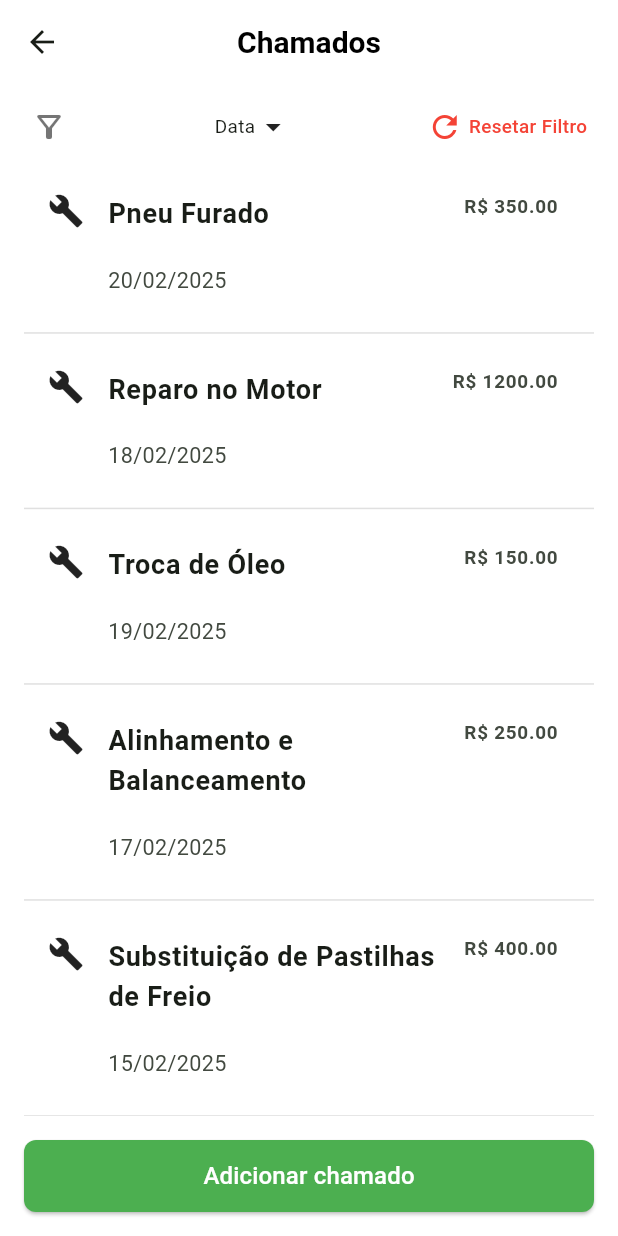
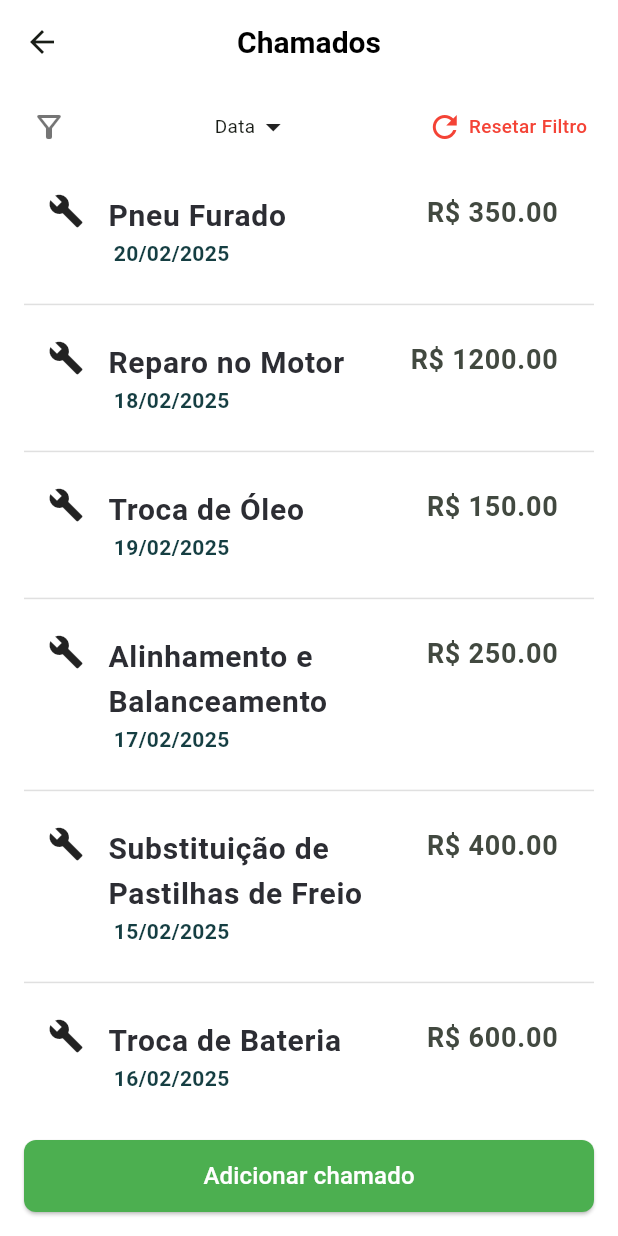
Before and after one commit to Filipe794/app_motorista, a Flutter app: the screen it shows after launch, on a phone screen of 412 x 824 dp. Run offline on Flutter 3.47's test engine with Material 3 defaults, Android fonts, the light colour scheme and no system bars; Roboto replaces fonts that are missing (Nunito Sans, Plus Jakarta Sans).

Commit message:
Alteracoes tela de chamados, fontes e sizes

```diff
--- a/lib/screens/chamados/chamados_list_screen.dart
+++ b/lib/screens/chamados/chamados_list_screen.dart
@@ -11,18 +11,67 @@ class ChamadosListScreen extends StatefulWidget {
 
 class _ChamadosListScreenState extends State<ChamadosListScreen> {
   final List<Map<String, dynamic>> chamados = [
-    {"id": "0001", "titulo": "Pneu Furado", "data": "20/02/2025", "valor": 350.0},
-    {"id": "0002", "titulo": "Reparo no Motor", "data": "18/02/2025", "valor": 1200.0},
-    {"id": "0003", "titulo": "Troca de Óleo", "data": "19/02/2025", "valor": 150.0},
-    {"id": "0004", "titulo": "Alinhamento e Balanceamento", "data": "17/02/2025", "valor": 250.0},
-    {"id": "0005", "titulo": "Substituição de Pastilhas de Freio", "data": "15/02/2025", "valor": 400.0},
-    {"id": "0006", "titulo": "Troca de Bateria", "data": "16/02/2025", "valor": 600.0},
-    {"id": "0007", "titulo": "Reparo na Suspensão", "data": "14/02/2025", "valor": 900.0},
-    {"id": "0008", "titulo": "Lavagem Completa", "data": "13/02/2025", "valor": 80.0},
-    {"id": "0009", "titulo": "Troca de Farol", "data": "12/02/2025", "valor": 180.0},
-    {"id": "0010", "titulo": "Reparo no Ar Condicionado", "data": "11/02/2025", "valor": 550.0},
+    {
+      "id": "0001",
+      "titulo": "Pneu Furado",
+      "data": "20/02/2025",
+      "valor": 350.0,
+    },
+    {
+      "id": "0002",
+      "titulo": "Reparo no Motor",
+      "data": "18/02/2025",
+      "valor": 1200.0,
+    },
+    {
+      "id": "0003",
+      "titulo": "Troca de Óleo",
+      "data": "19/02/2025",
+      "valor": 150.0,
+    },
+    {
+      "id": "0004",
+      "titulo": "Alinhamento e Balanceamento",
+      "data": "17/02/2025",
+      "valor": 250.0,
+    },
+    {
+      "id": "0005",
+      "titulo": "Substituição de Pastilhas de Freio",
+      "data": "15/02/2025",
+      "valor": 400.0,
+    },
+    {
+      "id": "0006",
+      "titulo": "Troca de Bateria",
+      "data": "16/02/2025",
+      "valor": 600.0,
+    },
+    {
+      "id": "0007",
+      "titulo": "Reparo na Suspensão",
+      "data": "14/02/2025",
+      "valor": 900.0,
+    },
+    {
+      "id": "0008",
+      "titulo": "Lavagem Completa",
+      "data": "13/02/2025",
+      "valor": 80.0,
+    },
+    {
+      "id": "0009",
+      "titulo": "Troca de Farol",
+      "data": "12/02/2025",
+      "valor": 180.0,
+    },
+    {
+      "id": "0010",
+      "titulo": "Reparo no Ar Condicionado",
+      "data": "11/02/2025",
+      "valor": 550.0,
+    },
   ];
-
 
   @override
   Widget build(BuildContext context) {
@@ -42,18 +91,17 @@ fontWeight: FontWeight.w700,
         centerTitle: true,
         elevation: 0,
       ),
-      body:
-      Container(
+      body: Container(
         color: Colors.white,
         child: Column(
-
-
           children: [
             SizedBox(height: context.verticalSpacing),
 
             // 🔎 Linha de filtros (ícone, data, resetar filtro)
             Padding(
-              padding: EdgeInsets.symmetric(horizontal: context.horizontalPadding),
+              padding: EdgeInsets.symmetric(
+                horizontal: context.horizontalPadding,
+              ),
               child: Row(
                 children: [
                   const Icon(Icons.filter_alt_outlined, color: Colors.black54),
@@ -89,7 +137,7 @@ fontWeight: FontWeight.w700,
                         ),
                       ],
                     ),
-                  )
+                  ),
                 ],
               ),
             ),
@@ -98,10 +146,7 @@ fontWeight: FontWeight.w700,
 
             // Lista de chamados
             Expanded(
-
-              child:
-              ListView.separated(
-
+              child: ListView.separated(
                 itemCount: chamados.length,
                 separatorBuilder: (_, __) => Divider(
                   color: Colors.grey.shade300,
@@ -119,13 +164,9 @@ fontWeight: FontWeight.w700,
                       // TODO: Navegar para detalhes do chamado
                     },
                   );
-                  }
-
+                },
               ),
             ),
-
-
-
 
             SafeArea(
               child: Padding(
--- a/lib/widgets/card_details.dart
+++ b/lib/widgets/card_details.dart
@@ -28,21 +28,28 @@
         onTap: onTap,
         leading: const Icon(Icons.build, color: Colors.black87),
         title: Text(
-          titulo,
-          style: TextStyle(
-            fontWeight: FontWeight.w600,
-            fontSize: context.fontSize(20),
-          ),
-        ),
+    titulo,
+    style: TextStyle(
+        color: const Color(0xFF2C2D33),
+        fontSize: 20,
+        fontFamily: 'Plus Jakarta Sans',
+        fontWeight: FontWeight.w700,
+    ),
+),
         subtitle: Text(
-          "\n$data",
-          style: TextStyle(fontSize: context.fontSize(16)),
-        ),
+          ' $data',
+style: TextStyle(
+color: const Color(0xFF153E42),
+fontSize: 14,
+fontFamily: 'Nunito Sans',
+fontWeight: FontWeight.w700,
+),
+),
         trailing: Text(
           "R\$ ${valor.toStringAsFixed(2)}",
           style: TextStyle(
             fontWeight: FontWeight.bold,
-            fontSize: context.fontSize(14),
+            fontSize: context.fontSize(20),
           ),
         ),
         isThreeLine: true,
```
Lines whose indentation alone changed are shown as unchanged.
